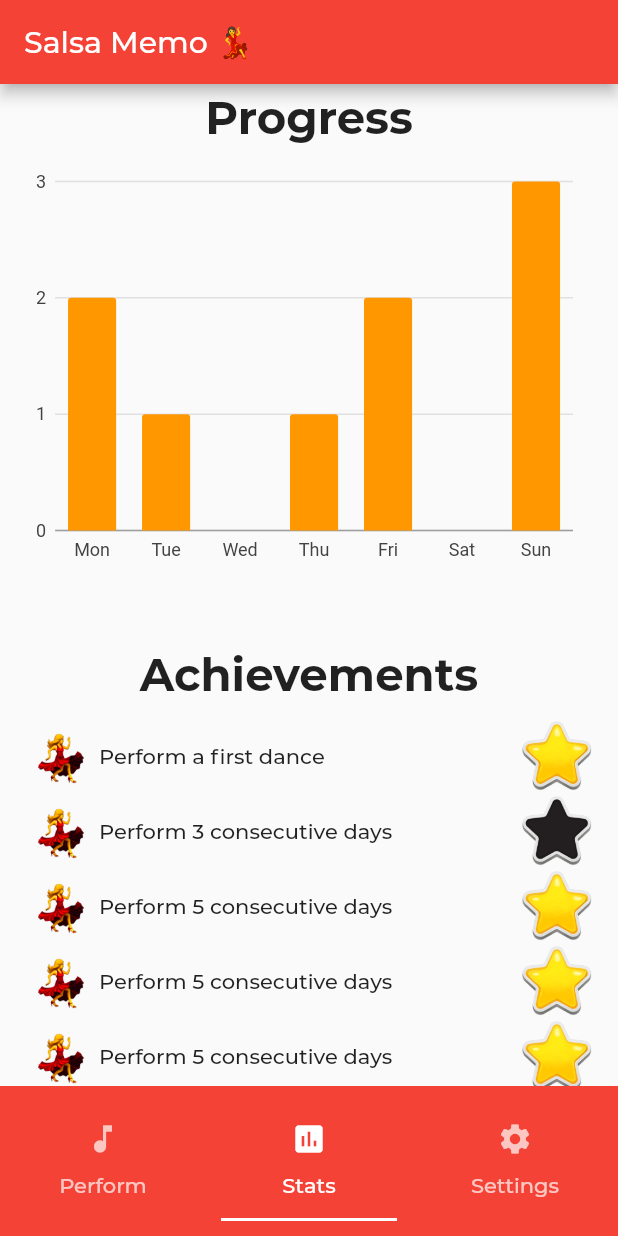
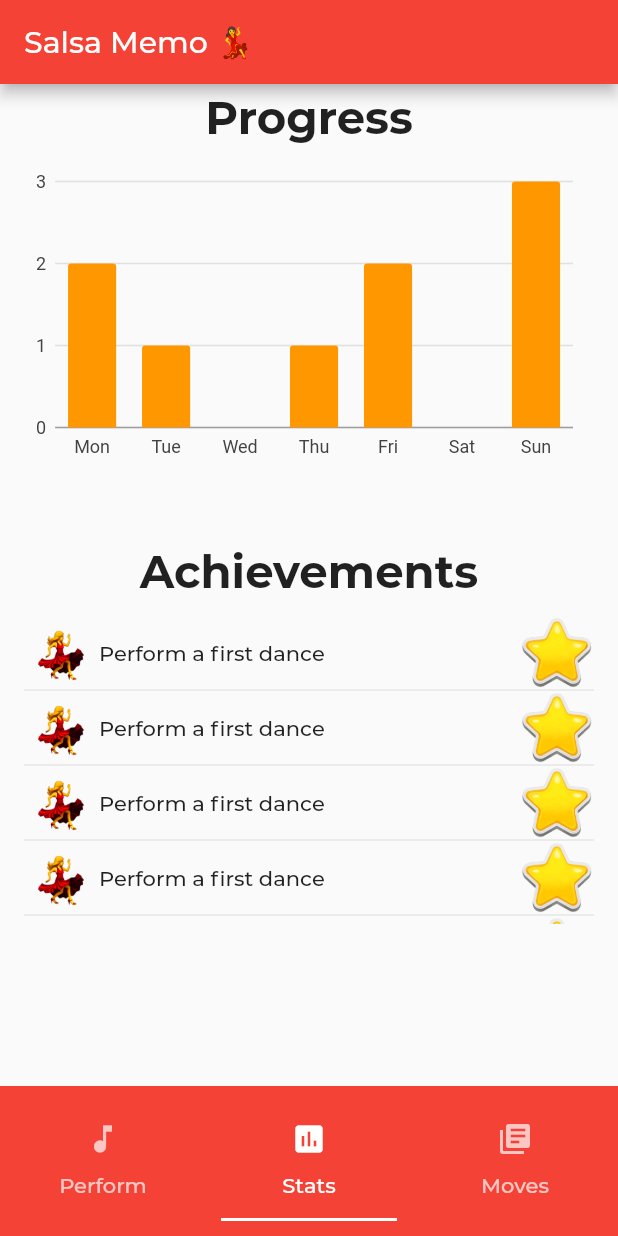
Before and after one commit to One-Week-Apps/SalsaCoach, a Flutter app: the screen it shows after launch, item 2 of the bottom bar chosen, on a phone screen of 412 x 824 dp. Run offline on Flutter 3.47's test engine with Material 2 defaults, Android fonts, the phone set to English and light mode, and no system bars; our stand-ins replace charts_flutter, flutter_clean_architecture, shared_preferences; accounts and stored records are empty; project files that could hold a hidden picture were left out.

Commit message:
replace Stats screen with ListView

```diff
--- a/lib/src/app/pages/home/home_view.dart
+++ b/lib/src/app/pages/home/home_view.dart
@@ -20,13 +20,15 @@ class HomePage extends View {
       _HomePageState();
 }
 
-class _HomePageState extends ViewState<HomePage, HomeController> with SingleTickerProviderStateMixin {
-  _HomePageState() : super(HomeController(DataUsersRepository(), DataMovesRepository()));
+class _HomePageState extends ViewState<HomePage, HomeController>
+    with SingleTickerProviderStateMixin {
+  _HomePageState()
+      : super(HomeController(DataUsersRepository(), DataMovesRepository()));
 
   var _tabs = [
     new Tab(text: 'Perform', icon: new Icon(Icons.music_note)),
     new Tab(text: 'Stats', icon: new Icon(Icons.insert_chart)),
-    new Tab(text: 'Settings', icon: new Icon(Icons.settings)),
+    new Tab(text: 'Moves', icon: new Icon(Icons.library_books)),
   ];
 
   var _selectedTabIndex = 0;
@@ -75,87 +77,150 @@ class _HomePageState extends ViewState<HomePage, HomeController> with SingleTick
   var _doOnce = true;
 
   Widget _moveTableViewCell(Move item) {
-    return Container(height: 100.0, child: Text(item.name + ': ' + item.description + ' - ' + item.urlString));
+    return Container(
+        height: 100.0,
+        child:
+            Text(item.name + ': ' + item.description + ' - ' + item.urlString));
   }
 
   Widget _performTab() {
-
     if (_doOnce) {
       _doOnce = false;
       controller.getAllMoves();
     }
 
-    var children = <Widget> [
-        for(var item in controller.moves ) _moveTableViewCell(item)
+    var children = <Widget>[
+      for (var item in controller.moves) _moveTableViewCell(item)
     ];
 
-    var table = Column(mainAxisAlignment: MainAxisAlignment.center, children: children);
+    var table =
+        Column(mainAxisAlignment: MainAxisAlignment.center, children: children);
     return table;
   }
 
   Widget _achievementsCell(String text, bool isComplete) {
-    return Row(children: <Widget> [
-      new Image.asset(CustomImages.logo, width: 50,),
+    return Row(children: <Widget>[
+      new Image.asset(
+        CustomImages.logo,
+        width: 50,
+      ),
       Text(text),
-      Spacer(flex: 1,),
-      new Image.asset(isComplete ? CustomImages.starOn : CustomImages.starOff, width: 50,),
+      Spacer(
+        flex: 1,
+      ),
+      new Image.asset(
+        isComplete ? CustomImages.starOn : CustomImages.starOff,
+        width: 50,
+      ),
     ]);
   }
 
   Widget _statsTab() {
     return Container(
       margin: const EdgeInsets.symmetric(vertical: 4.0, horizontal: 16.0),
-      child: Column(children: <Widget>[
-        Text("Progress", style: TextStyle(fontWeight: FontWeight.bold, fontSize: 30.0),),
-        SizedBox(height: 10,),
-        Container(child: SimpleBarChart.withSampleData(), height: MediaQuery.of(context).size.height / 3,),
-        SizedBox(height: 50,),
-        Text("Achievements", style: TextStyle(fontWeight: FontWeight.bold, fontSize: 30.0),),
-        SizedBox(height: 10,),
-        Column(children: <Widget>[
+      child: Column(
+        children: <Widget>[
+          Text(
+            "Progress",
+            style: TextStyle(fontWeight: FontWeight.bold, fontSize: 30.0),
+          ),
+          SizedBox(
+            height: 10,
+          ),
+          Container(
+            child: SimpleBarChart.withSampleData(),
+            height: MediaQuery.of(context).size.height / 4,
+          ),
+          SizedBox(
+            height: 50,
+          ),
+          Text(
+            "Achievements",
+            style: TextStyle(fontWeight: FontWeight.bold, fontSize: 30.0),
+          ),
+          SizedBox(
+            height: 10,
+          ),
+          Container(
+              width: MediaQuery.of(context).size.width,
+              height: MediaQuery.of(context).size.height / 4,
+              child: ListView(
+                children: ListTile.divideTiles(
+                  context: context,
+                  tiles: [
+                    for (var i = 0; i < 10; i++)
                       _achievementsCell("Perform a first dance", true),
-          _achievementsCell("Perform 3 consecutive days", false),
-          _achievementsCell("Perform 5 consecutive days", true),
-          _achievementsCell("Perform 5 consecutive days", true),
-          _achievementsCell("Perform 5 consecutive days", true),
-          _achievementsCell("Perform 5 consecutive days", true),
-          _achievementsCell("Perform 5 consecutive days", true),
-          _achievementsCell("Perform 5 consecutive days", true),
-          _achievementsCell("Perform 5 consecutive days", true),
-        ],)
-      ],),
+                  ],
+                ).toList(),
+              )),
+        ],
+      ),
     );
   }
 
   Widget _accountView() {
-    return new Container(
-      margin: const EdgeInsets.symmetric(vertical: 4.0,horizontal: 16.0),
-      child: new InkWell(
-        child: new Card(
-          child: new Row(
-            children: <Widget>[
-              new Expanded(
-                child: new ListTile(
-                  leading: new Image.asset(CustomImages.logo, fit: BoxFit.contain,),
-                  title: new Text("Sombrero"),),
+    return ListView(
+      children: ListTile.divideTiles(
+        context: context,
+        tiles: [
+          ListTile(
+            leading: Icon(Icons.wb_sunny),
+            title: Text('Sun'),
+          ),
+          ListTile(
+            title: Text('Moon'),
+          ),
+          ListTile(
+            title: Text('Star'),
+          ),
+        ],
+      ).toList(),
+    );
 
-              ),
-              new Container(
-                  padding: const EdgeInsets.all(10.0),
-                  color: Colors.blue,child: new Text("3",style: new TextStyle(color: Colors.white),)),
-            ],
-          ),
-        ),
-      ),
-    );
+    // Container(
+    //   margin: const EdgeInsets.symmetric(vertical: 4.0, horizontal: 16.0),
+    //   child: Column(children: <Widget>[
+    //     Text("Moves List", style: TextStyle(fontWeight: FontWeight.bold, fontSize: 30.0),),
+    //     SizedBox(height: 50,),
+    //     Column(children: <Widget>[
+    //       _achievementsCell("Perform a first dance", true),
+    //       _achievementsCell("Perform 3 consecutive days", false),
+    //       _achievementsCell("Perform 5 consecutive days", true),
+    //     ],)
+    //   ],),
+    // );
+    // return new Container(
+    //   margin: const EdgeInsets.symmetric(vertical: 4.0,horizontal: 16.0),
+    //   child: new InkWell(
+    //     child: new Card(
+    //       child: new Row(
+    //         children: <Widget>[
+    //           new Expanded(
+    //             child: new ListTile(
+    //               leading: new Image.asset(CustomImages.logo, fit: BoxFit.contain,),
+    //               title: new Text("Sombrero"),),
+
+    //           ),
+    //           new Container(
+    //               padding: const EdgeInsets.all(10.0),
+    //               color: Colors.blue,child: new Text("3",style: new TextStyle(color: Colors.white),)),
+    //         ],
+    //       ),
+    //     ),
+    //   ),
+    // );
   }
 
   Widget _floatingActionButtons() {
     if (_selectedTabIndex == 0) {
       return Row(children: <Widget>[
-          Spacer(flex: 14,),
+        Spacer(
+          flex: 14,
+        ),
         _refreshMovesButton(),
-          Spacer(flex: 1,),
+        Spacer(
+          flex: 1,
+        ),
         _ratePerformanceButton(),
       ]);
     } else {
@@ -177,12 +242,11 @@ class _HomePageState extends ViewState<HomePage, HomeController> with SingleTick
             _performTab(),
             _statsTab(),
             _accountView(),
-        ],),
+          ],
+        ),
       ),
     );
-
   }
-
 }
 
 // body: Scaffold(
@@ -228,6 +292,4 @@ class _HomePageState extends ViewState<HomePage, HomeController> with SingleTick
 //   //   ),
 //   // ),
 
-
-
 // ),
```
Lines whose indentation alone changed are shown as unchanged.
